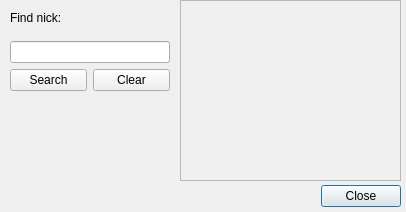
Before: the Qt Designer form ui/find_nick.ui in gitter-badger/simplechatclient, drawn with Qt 5.
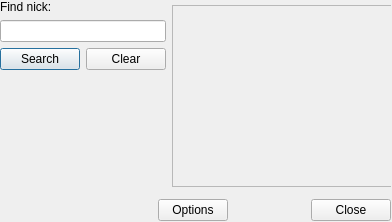
After: the same form once the commit is applied.

Commit message: fixed find nick layout

What changed in the file:
```diff
--- a/ui/find_nick.ui
+++ b/ui/find_nick.ui
@@ -6,93 +6,156 @@
    <rect>
     <x>0</x>
     <y>0</y>
-    <width>406</width>
-    <height>212</height>
+    <width>392</width>
+    <height>222</height>
    </rect>
   </property>
   <property name="minimumSize">
    <size>
-    <width>406</width>
-    <height>212</height>
+    <width>392</width>
+    <height>222</height>
    </size>
   </property>
   <property name="maximumSize">
    <size>
-    <width>406</width>
-    <height>212</height>
+    <width>392</width>
+    <height>222</height>
    </size>
   </property>
   <property name="windowTitle">
    <string>Dialog</string>
   </property>
-  <widget class="QDialogButtonBox" name="buttonBox">
+  <widget class="QWidget" name="verticalLayoutWidget_2">
    <property name="geometry">
     <rect>
-     <x>180</x>
-     <y>180</y>
-     <width>221</width>
-     <height>32</height>
-    </rect>
-   </property>
-   <property name="orientation">
-    <enum>Qt::Horizontal</enum>
-   </property>
-   <property name="standardButtons">
-    <set>QDialogButtonBox::Close</set>
-   </property>
-  </widget>
-  <widget class="QListWidget" name="listWidget_nicks">
-   <property name="enabled">
-    <bool>false</bool>
-   </property>
-   <property name="geometry">
-    <rect>
-     <x>180</x>
+     <x>0</x>
      <y>0</y>
-     <width>221</width>
-     <height>181</height>
+     <width>391</width>
+     <height>221</height>
     </rect>
    </property>
-   <property name="editTriggers">
-    <set>QAbstractItemView::NoEditTriggers</set>
-   </property>
-   <property name="sortingEnabled">
-    <bool>true</bool>
-   </property>
-  </widget>
-  <widget class="QWidget" name="verticalLayoutWidget">
-   <property name="geometry">
-    <rect>
-     <x>10</x>
-     <y>0</y>
-     <width>160</width>
-     <height>91</height>
-    </rect>
-   </property>
-   <layout class="QVBoxLayout" name="verticalLayout">
+   <layout class="QVBoxLayout" name="verticalLayout_2">
     <item>
-     <widget class="QLabel" name="label_find_nick">
-      <property name="text">
-       <string>Find nick:</string>
-      </property>
-     </widget>
+     <layout class="QHBoxLayout" name="horizontalLayout_3">
+      <item>
+       <layout class="QVBoxLayout" name="verticalLayout">
+        <item>
+         <widget class="QLabel" name="label_find_nick">
+          <property name="text">
+           <string>Find nick:</string>
+          </property>
+         </widget>
+        </item>
+        <item>
+         <widget class="QLineEdit" name="lineEdit_search"/>
+        </item>
+        <item>
+         <layout class="QHBoxLayout" name="horizontalLayout">
+          <item>
+           <widget class="QPushButton" name="pushButton_search">
+            <property name="text">
+             <string>Search</string>
+            </property>
+           </widget>
+          </item>
+          <item>
+           <widget class="QPushButton" name="pushButton_clear">
+            <property name="text">
+             <string>Clear</string>
+            </property>
+           </widget>
+          </item>
+         </layout>
+        </item>
+        <item>
+         <spacer name="verticalSpacer">
+          <property name="orientation">
+           <enum>Qt::Vertical</enum>
+          </property>
+          <property name="sizeHint" stdset="0">
+           <size>
+            <width>20</width>
+            <height>40</height>
+           </size>
+          </property>
+         </spacer>
+        </item>
+       </layout>
+      </item>
+      <item>
+       <widget class="QListWidget" name="listWidget_nicks">
+        <property name="enabled">
+         <bool>false</bool>
+        </property>
+        <property name="minimumSize">
+         <size>
+          <width>222</width>
+          <height>182</height>
+         </size>
+        </property>
+        <property name="maximumSize">
+         <size>
+          <width>222</width>
+          <height>182</height>
+         </size>
+        </property>
+        <property name="editTriggers">
+         <set>QAbstractItemView::NoEditTriggers</set>
+        </property>
+        <property name="sortingEnabled">
+         <bool>true</bool>
+        </property>
+       </widget>
+      </item>
+     </layout>
     </item>
     <item>
-     <widget class="QLineEdit" name="lineEdit_search"/>
-    </item>
-    <item>
-     <layout class="QHBoxLayout" name="horizontalLayout">
+     <layout class="QHBoxLayout" name="horizontalLayout_2">
       <item>
-       <widget class="QPushButton" name="pushButton_search">
+       <spacer name="horizontalSpacer">
+        <property name="orientation">
+         <enum>Qt::Horizontal</enum>
+        </property>
+        <property name="sizeHint" stdset="0">
+         <size>
+          <width>40</width>
+          <height>20</height>
+         </size>
+        </property>
+       </spacer>
+      </item>
+      <item>
+       <widget class="QToolButton" name="toolButton_options">
+        <property name="sizePolicy">
+         <sizepolicy hsizetype="Fixed" vsizetype="Preferred">
+          <horstretch>0</horstretch>
+          <verstretch>0</verstretch>
+         </sizepolicy>
+        </property>
+        <property name="minimumSize">
+         <size>
+          <width>70</width>
+          <height>0</height>
+         </size>
+        </property>
         <property name="text">
-         <string>Search</string>
+         <string>Options</string>
         </property>
+        <property name="popupMode">
+         <enum>QToolButton::InstantPopup</enum>
+        </property>
+        <property name="toolButtonStyle">
+         <enum>Qt::ToolButtonTextBesideIcon</enum>
+        </property>
        </widget>
       </item>
       <item>
-       <widget class="QPushButton" name="pushButton_clear">
-        <property name="text">
-         <string>Clear</string>
+       <widget class="QDialogButtonBox" name="buttonBox">
+        <property name="orientation">
+         <enum>Qt::Horizontal</enum>
+        </property>
+        <property name="standardButtons">
+         <set>QDialogButtonBox::Close</set>
         </property>
        </widget>
       </item>
```
The commit also changes 3 other files.
